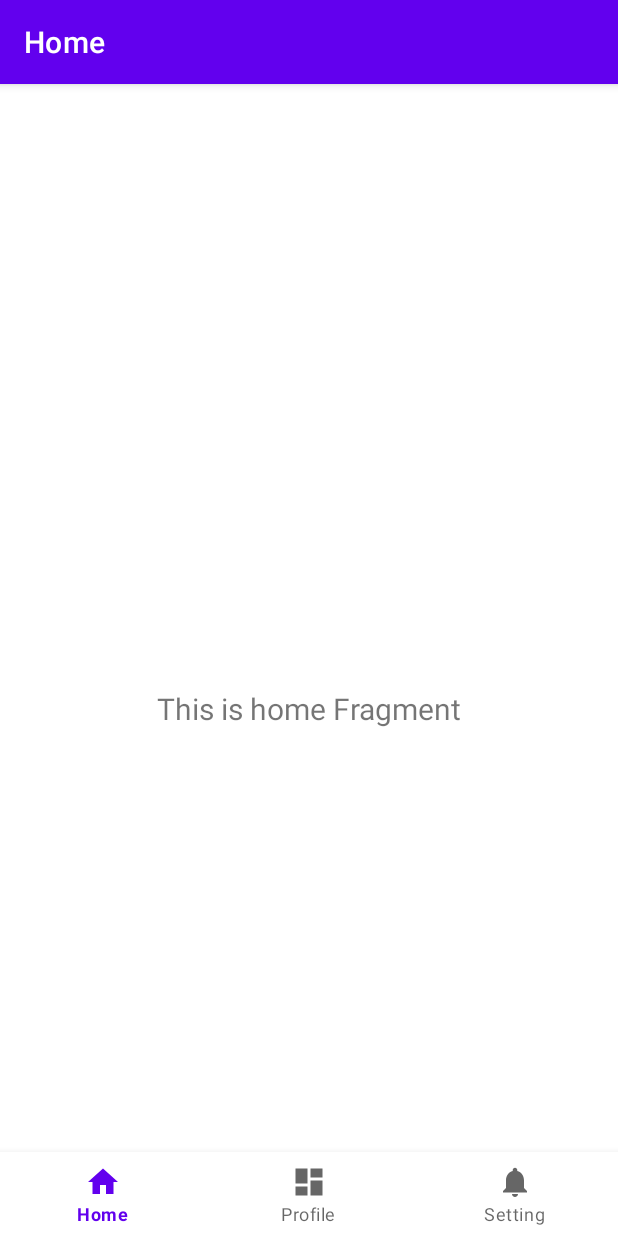
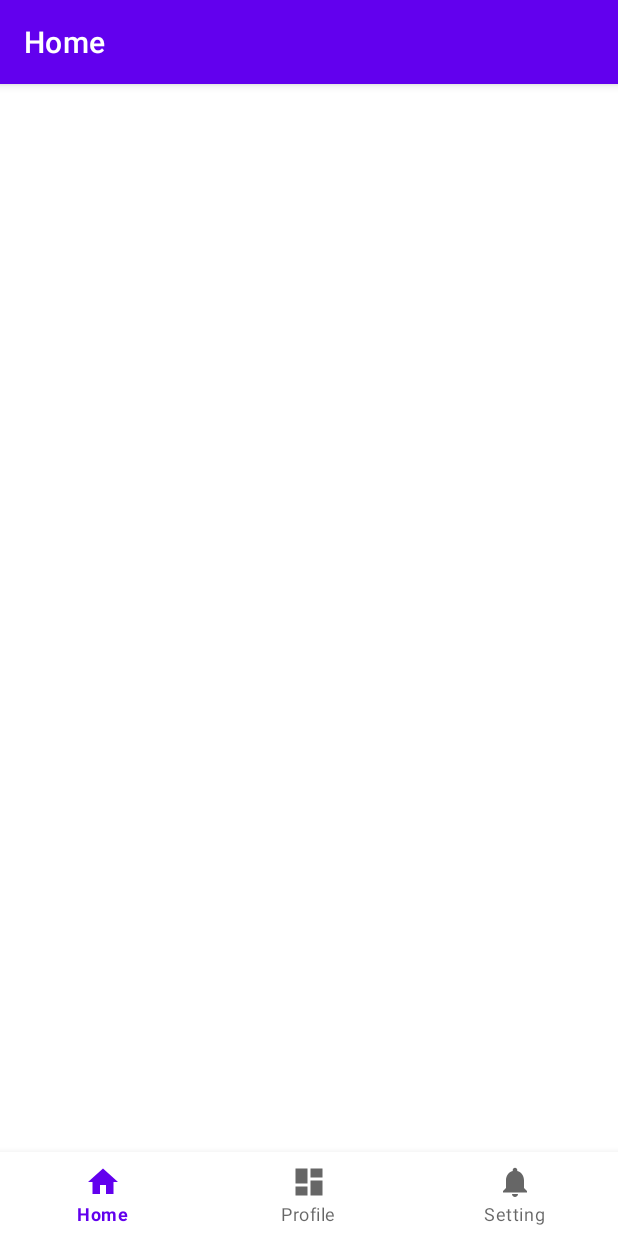
Before and after one commit to SystemEngineeringTeam/geekcamp-2022-vol3, an Android app: the screen it shows after launch (MainActivity), on a phone screen of 412 x 824 dp. Run offline under Robolectric (Android 15) with nearby library versions, the phone set to English and light mode, and no system bars; our stand-ins replace navigation-ui.

Commit message:
remove: デフォルトでついているプログラムの消去

```diff
--- a/Client/app/src/main/java/io/github/com/harutiro/tempmanager/ui/home/HomeFragment.kt
+++ b/Client/app/src/main/java/io/github/com/harutiro/tempmanager/ui/home/HomeFragment.kt
@@ -22,16 +22,12 @@ class HomeFragment : Fragment() {
         container: ViewGroup?,
         savedInstanceState: Bundle?
     ): View {
-        val homeViewModel =
-            ViewModelProvider(this).get(HomeViewModel::class.java)
 
         _binding = FragmentHomeBinding.inflate(inflater, container, false)
         val root: View = binding.root
 
-        val textView: TextView = binding.textHome
-        homeViewModel.text.observe(viewLifecycleOwner) {
-            textView.text = it
-        }
+
+
         return root
     }
 
--- a/Client/app/src/main/res/layout/fragment_home.xml
+++ b/Client/app/src/main/res/layout/fragment_home.xml
@@ -4,19 +4,4 @@
     xmlns:tools="http://schemas.android.com/tools"
     android:layout_width="match_parent"
     android:layout_height="match_parent"
-    tools:context=".ui.home.HomeFragment">
-
-    <TextView
-        android:id="@+id/text_home"
-        android:layout_width="match_parent"
-        android:layout_height="wrap_content"
-        android:layout_marginStart="8dp"
-        android:layout_marginTop="8dp"
-        android:layout_marginEnd="8dp"
-        android:textAlignment="center"
-        android:textSize="20sp"
-        app:layout_constraintBottom_toBottomOf="parent"
-        app:layout_constraintEnd_toEndOf="parent"
-        app:layout_constraintStart_toStartOf="parent"
-        app:layout_constraintTop_toTopOf="parent" />
-</androidx.constraintlayout.widget.ConstraintLayout>
+    tools:context=".ui.home.HomeFragment"/>
```
